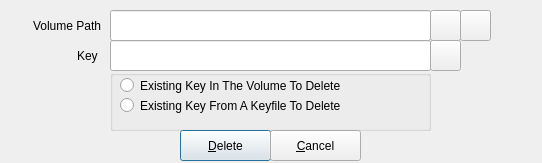
First picture: the form in zuluCrypt-gui/luksdeletekey.ui, repository mhogomchungu/zuluCrypt, before the edit.
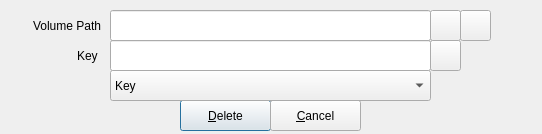
Second picture: the form after the edit.

Commit message: add support for adding keys to volumes or remove keys from volumes using a combination of a key and a keyfile

Diff of the .ui file:
```diff
--- a/zuluCrypt-gui/luksdeletekey.ui
+++ b/zuluCrypt-gui/luksdeletekey.ui
@@ -10,7 +10,7 @@
     <x>0</x>
     <y>0</y>
     <width>542</width>
-    <height>163</height>
+    <height>134</height>
    </rect>
   </property>
   <property name="acceptDrops">
@@ -51,45 +51,6 @@
     <bool>true</bool>
    </property>
   </widget>
-  <widget class="QGroupBox" name="groupBox">
-   <property name="geometry">
-    <rect>
-     <x>110</x>
-     <y>70</y>
-     <width>321</width>
-     <height>61</height>
-    </rect>
-   </property>
-   <property name="title">
-    <string/>
-   </property>
-   <widget class="QRadioButton" name="rbPassphrase">
-    <property name="geometry">
-     <rect>
-      <x>10</x>
-      <y>0</y>
-      <width>311</width>
-      <height>31</height>
-     </rect>
-    </property>
-    <property name="text">
-     <string>Existing Key In The Volume To Delete</string>
-    </property>
-   </widget>
-   <widget class="QRadioButton" name="rbPassphraseFromFile">
-    <property name="geometry">
-     <rect>
-      <x>10</x>
-      <y>20</y>
-      <width>311</width>
-      <height>31</height>
-     </rect>
-    </property>
-    <property name="text">
-     <string>Existing Key From A Keyfile To Delete</string>
-    </property>
-   </widget>
-  </widget>
   <widget class="QPushButton" name="pushButtonOpenKeyFile">
    <property name="geometry">
     <rect>
@@ -113,7 +74,7 @@
    <property name="geometry">
     <rect>
      <x>180</x>
-     <y>130</y>
+     <y>100</y>
      <width>91</width>
      <height>31</height>
     </rect>
@@ -132,7 +93,7 @@
    <property name="geometry">
     <rect>
      <x>270</x>
-     <y>130</y>
+     <y>100</y>
      <width>91</width>
      <height>31</height>
     </rect>
@@ -214,6 +175,31 @@
     <bool>true</bool>
    </property>
   </widget>
+  <widget class="QComboBox" name="cbKey">
+   <property name="geometry">
+    <rect>
+     <x>110</x>
+     <y>70</y>
+     <width>321</width>
+     <height>31</height>
+    </rect>
+   </property>
+   <item>
+    <property name="text">
+     <string>Key</string>
+    </property>
+   </item>
+   <item>
+    <property name="text">
+     <string>KeyFile</string>
+    </property>
+   </item>
+   <item>
+    <property name="text">
+     <string>Key+KeyFIle</string>
+    </property>
+   </item>
+  </widget>
  </widget>
  <tabstops>
   <tabstop>lineEditVolumePath</tabstop>
```
Left out of the diff: 3 changed lines with no effect on the pictures. The commit also changes 10 other files.
